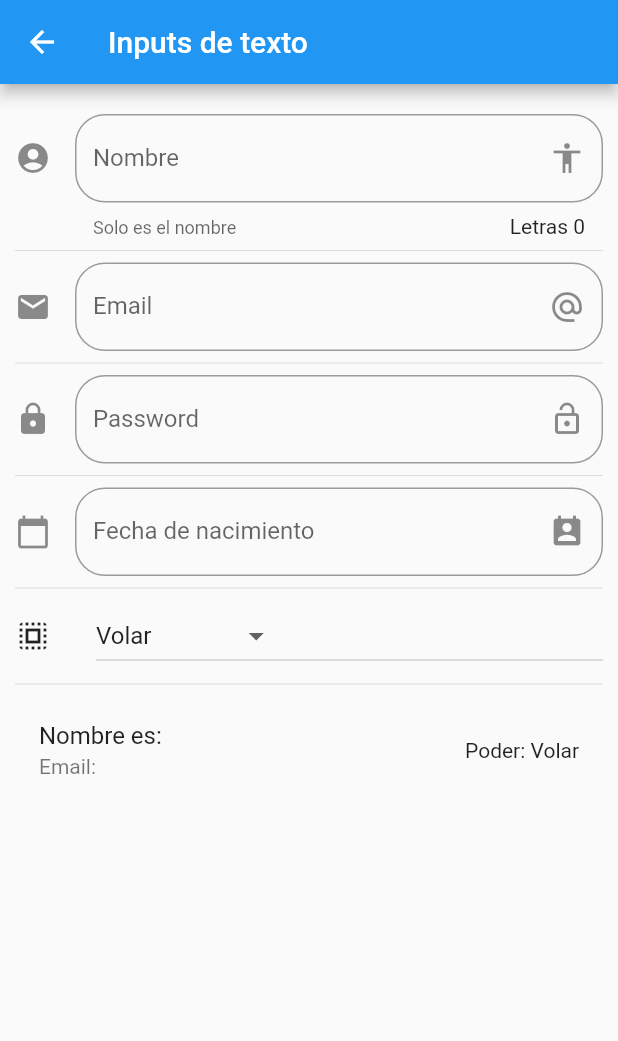
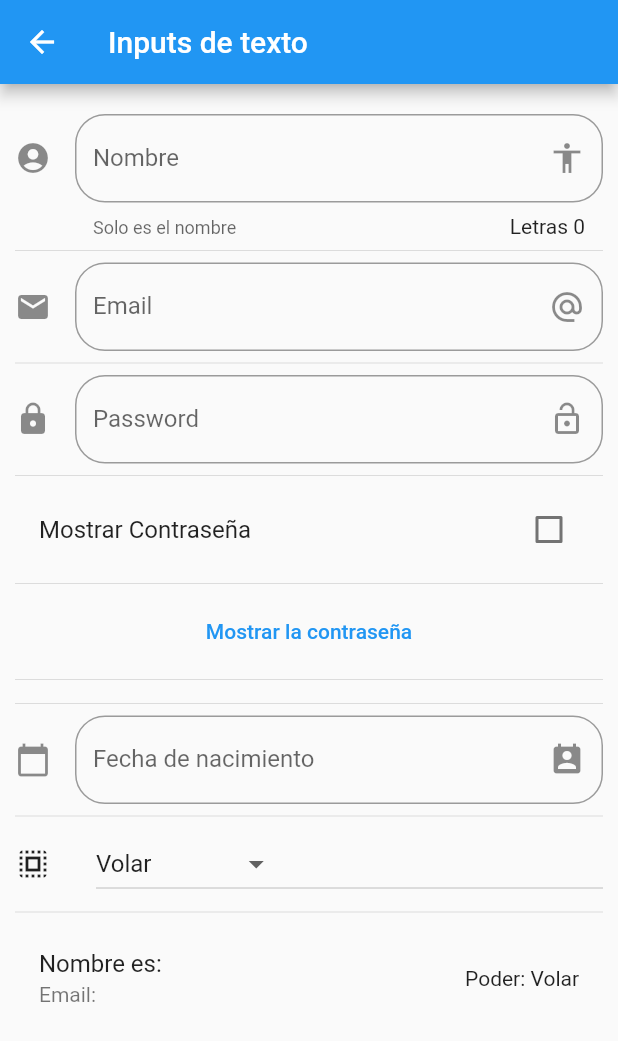
Before and after one commit to dconbal/componentes, a Flutter app: the InputPage screen opened by its route, on a phone screen of 412 x 824 dp. Shown: the top 1041 px of the screen. Run offline on Flutter 3.47's test engine with Material 2 defaults, Android fonts, the phone set to English and light mode, and no system bars.

```diff
--- a/data/menu_opts.json
+++ b/data/menu_opts.json
@@ -25,6 +25,11 @@
             "ruta" : "inputs",
             "icon" : "input",
             "texto": "Inputs"
+        },
+        {
+            "ruta" : "slider",
+            "icon" : "tune",
+            "texto": "Slider"
         }
     ]
 }
--- a/lib/src/pages/input_page.dart
+++ b/lib/src/pages/input_page.dart
@@ -13,6 +13,7 @@ class _InputPageState extends State<InputPage> {
   String _email = "";
   String _fecha = "";
   String _opcionSeleccionada = "Volar";
+  bool _valorCheck = false;
   //crearmos el editing que editara el email
   //que este esta controlado por esta variable
   var txt = TextEditingController();
@@ -35,6 +36,12 @@ class _InputPageState extends State<InputPage> {
           _crearEmail(),
           Divider(),
           _crearPassword(),
+          Divider(),
+          _crearCheckBox(),
+          Divider(),
+          _crearBoton(),
+          Divider(),
+          //_crearIcono(),
           Divider(),
           _crearFecha(context),
           Divider(),
@@ -102,7 +109,7 @@ class _InputPageState extends State<InputPage> {
 
   Widget _crearPassword() {
     return TextField(
-      obscureText: true,
+      obscureText: !_valorCheck,
       keyboardType: TextInputType.emailAddress,
       decoration: InputDecoration(
         border: OutlineInputBorder(
@@ -209,4 +216,50 @@ class _InputPageState extends State<InputPage> {
       ],
     );
   }
+
+  Widget _crearCheckBox() {
+    return CheckboxListTile(
+      title: Text("Mostrar Contraseña"),
+      value: _valorCheck,
+      onChanged: (value) {
+        setState(() {
+          _valorCheck = value!;
+        });
+      },
+    );
+  }
+
+  Widget _crearIcono() {
+    return Column(
+      children: [
+        GestureDetector(
+          child: FittedBox(
+            child: Icon(Icons.password),
+          ),
+          onTap: () => setState(
+            () {
+              _valorCheck = !_valorCheck;
+            },
+          ),
+        ),
+      ],
+    );
+  }
+
+  Widget _crearBoton() {
+    return Column(
+      children: [
+        Center(
+          child: TextButton(
+            child: Text("Mostrar la contraseña"),
+            onPressed: () {
+              setState(() {
+                _valorCheck = !_valorCheck;
+              });
+            },
+          ),
+        ),
+      ],
+    );
+  }
 }
--- a/lib/src/routes/routes.dart
+++ b/lib/src/routes/routes.dart
@@ -5,6 +5,7 @@ import 'package:flutter_application_1/src/pages/avatar_page.dart';
 import 'package:flutter_application_1/src/pages/card_pages.dart';
 import 'package:flutter_application_1/src/pages/home_page.dart';
 import 'package:flutter_application_1/src/pages/input_page.dart';
+import 'package:flutter_application_1/src/pages/slider_page.dart';
 
 Map<String, WidgetBuilder> getApplicationRoutes() {
   return <String, WidgetBuilder>{
@@ -14,5 +15,6 @@ Map<String, WidgetBuilder> getApplicationRoutes() {
     'card': (BuildContext context) => CardPage(),
     'animatedContainer': (BuildContext context) => AnimatedContainerPage(),
     'inputs': (BuildContext context) => InputPage(),
+    'slider': (BuildContext context) => SliderPage(),
   };
 }
--- a/lib/src/utils/icono_string_util.dart
+++ b/lib/src/utils/icono_string_util.dart
@@ -6,6 +6,7 @@ final _icon = <String, IconData>{
   'folder_open': Icons.folder_open,
   'donut_large': Icons.donut_large,
   'input': Icons.input,
+  'tune': Icons.tune
 };
 
 Icon getIcon(String nombreIcono) {
```
Also changed, not shown: lib/src/pages/slider_page.dart (+91 -0 lines).
